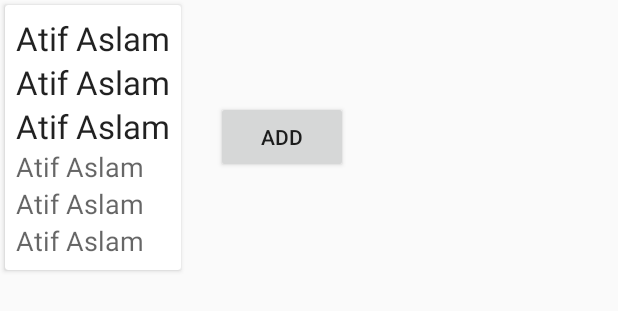
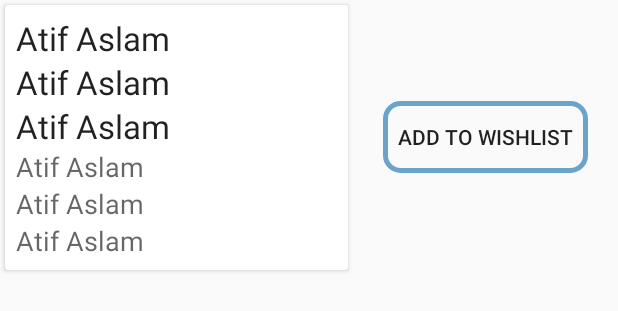
Before and after one commit to Raafay76642/CareerBook, an Android app: the layout aggri_layout.xml on its own in the app's theme, with its tools: preview values and no code run, on a phone screen of 412 x 824 dp. Shown: the top 311 px of the screen. Run offline under Robolectric (Android 15) with nearby library versions, the phone set to English and light mode, and no system bars.

Commit message:
final work

```diff
--- /dev/null
+++ b/app/src/main/res/drawable/rountcorner.xml
@@ -0,0 +1,6 @@
+<?xml version="1.0" encoding="UTF-8"?>
+<shape xmlns:android="http://schemas.android.com/apk/res/android" android:shape="rectangle">
+    <corners android:radius="10dp"/>
+    <padding android:left="10dp" android:right="10dp" android:top="10dp" android:bottom="10dp"/>
+    <stroke android:width="3dp" android:color="#6BA4CA"/>
+</shape>
--- a/app/src/main/res/layout/aggri_layout.xml
+++ b/app/src/main/res/layout/aggri_layout.xml
@@ -2,12 +2,14 @@
 <LinearLayout
     xmlns:android="http://schemas.android.com/apk/res/android" android:layout_width="match_parent"
     android:layout_height="wrap_content"
-    android:orientation="horizontal">
+    android:orientation="horizontal"
+    >
 
 <LinearLayout
     android:layout_width="wrap_content"
     android:layout_height="wrap_content"
-    android:orientation="vertical">
+    android:orientation="vertical"
+    android:layout_weight="1">
    <android.support.v7.widget.CardView
        android:layout_width="match_parent"
        android:layout_height="wrap_content"
@@ -72,7 +74,9 @@
         android:layout_gravity="center"
         android:gravity="center"
         android:layout_margin="20dp"
-        android:text="Add"
-        android:id="@+id/add_WishList"/>
+        android:text="Add to Wishlist"
+        android:id="@+id/add_WishList"
+        android:background="@drawable/rountcorner"
+        />
 
 </LinearLayout>
```
Also changed, not shown: app/src/main/java/com/example/aser/careerbook/Aggregate.java (+0 -18 lines), app/src/main/java/com/example/aser/careerbook/Aggri_Adapter.java (+29 -2 lines), app/src/main/java/com/example/aser/careerbook/ItemClickListener.java (added, +7 -0 lines).
